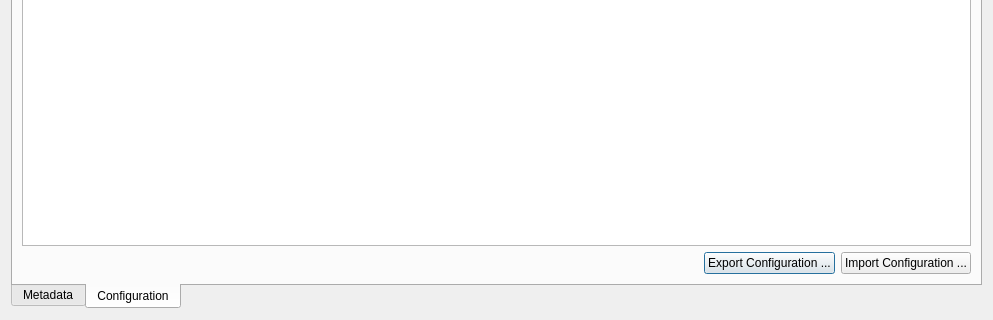
aglavic/quicknxs, file designer/metadata_finder.ui: the form before one commit; both pictures show x 0 to 993 and y 447 to 767 of the 993 by 767 pixel window.
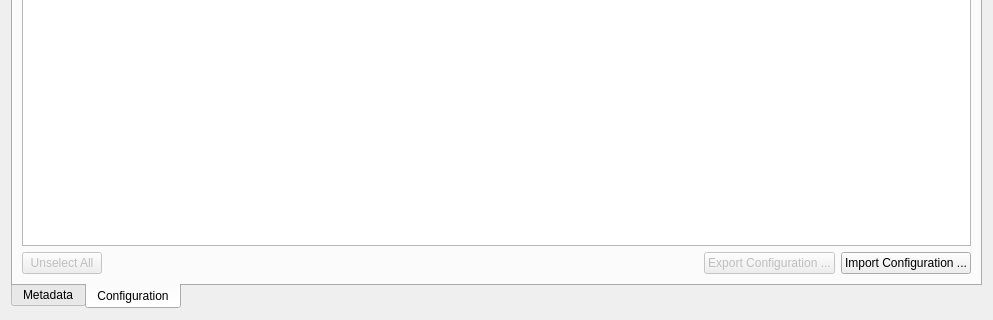
The form after the commit. The open tabs and pages were chosen to show the change.

Commit message: Continue working on implementation of display of metadata of sequence of runs (plus configuration available of list of metadata)

```diff
--- a/designer/metadata_finder.ui
+++ b/designer/metadata_finder.ui
@@ -117,6 +117,16 @@
          </item>
          <item>
           <layout class="QHBoxLayout" name="horizontalLayout_2">
+           <item>
+            <widget class="QPushButton" name="unselectAll">
+             <property name="enabled">
+              <bool>false</bool>
+             </property>
+             <property name="text">
+              <string>Unselect All</string>
+             </property>
+            </widget>
+           </item>
            <item>
             <spacer name="horizontalSpacer">
              <property name="orientation">
@@ -131,7 +141,10 @@
             </spacer>
            </item>
            <item>
-            <widget class="QPushButton" name="pushButton">
+            <widget class="QPushButton" name="exportConfiguration">
+             <property name="enabled">
+              <bool>false</bool>
+             </property>
              <property name="text">
               <string>Export Configuration ...</string>
              </property>
```
Left out of the diff: 58 changed lines with no effect on the pictures. The commit also changes 2 other files.
